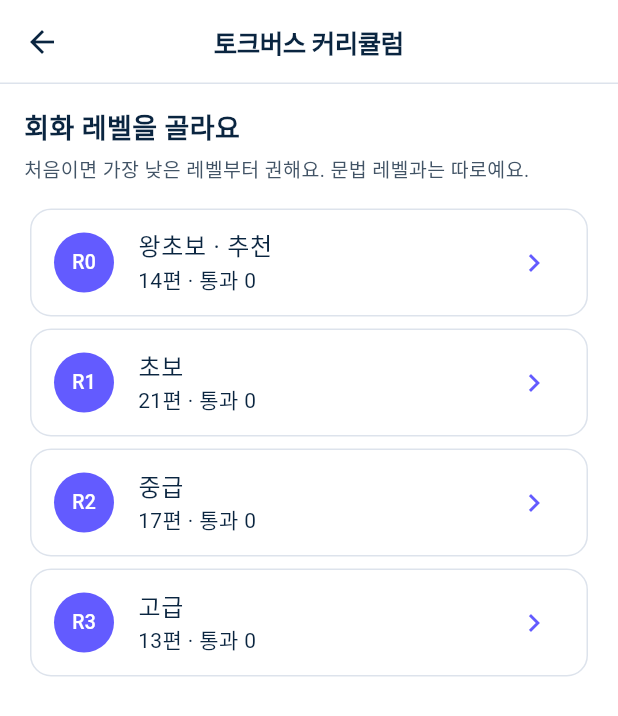
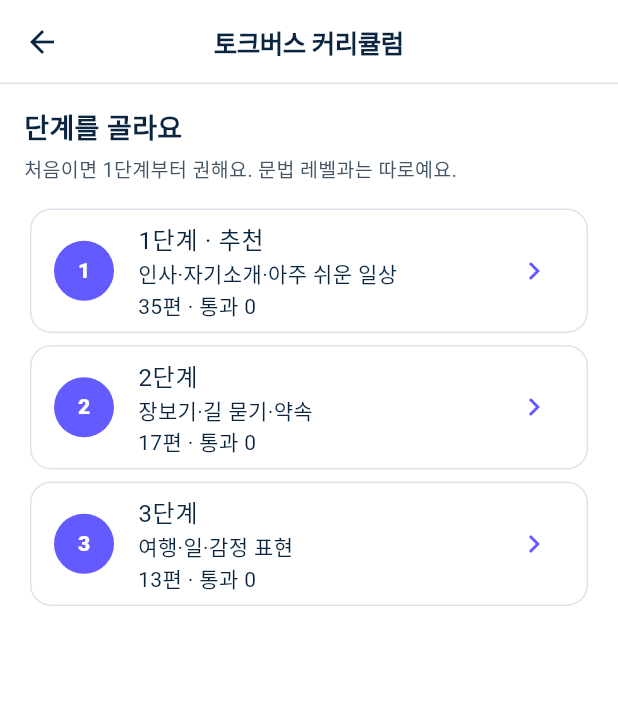
Before and after one commit to talkverselab/talkverse-tr, a Flutter app: the screen it shows after launch, after a tap on "TV", on a phone screen of 412 x 824 dp. Shown: the top 716 px of the screen. Run offline on Flutter 3.47's test engine with Material 3 defaults, Android fonts, the phone set to English and light mode, and no system bars; our stand-ins replace audioplayers, csv, drift, drift_flutter, flutter_secure_storage, flutter_tts and 6 more; missing offline and left inert: flutter_web_auth_2; accounts and stored records are empty; generated files the repository leaves out were written again; network calls fail; Roboto replaces fonts that are missing (Pretendard); statements that could not run were skipped.

Commit message:
커리큘럼 §12: 1~5단계를 서버 DB 에서(GET talkverse.uk/api/curriculum/tr, rev 가 높으면 받아 저장 — 배포 전 404 면 묶음 assets/curriculum_tr.json 1~3단계 83·56·42편), 앱에 없는 편 건너뜀·편 0개 단계 숨김, 옛 R 저장값 → 단계, pick·pass·daily·title·desc 도 JSON(통과 점수는 판정·문구 둘 다) + 테스트
Co-Authored-By: Claude Opus 5.5 <noreply@anthropic.com>
Claude-Session: https://claude.ai/code/session_01L4ogXA2dbRb9oQJC4MY3eS

```diff
--- a/lib/core/l10n_dict.dart
+++ b/lib/core/l10n_dict.dart
@@ -353,6 +353,13 @@ const Map<String, String> kDictEn = {
   '영상 준비 중': 'Video coming soon',
   '영상을 보고, 대화를 통째로 외워요. 규칙은 참고에만 있어요.': 'Watch the video, then memorise the whole dialogue. Rules are only in the reference.',
   '대화를 통째로 외워요. 규칙은 참고에만 있어요.': 'Memorise the whole dialogue. Rules are only in the reference.',
+  '{0}점 — {1}점을 넘었어요. 다음 코스를 골라요.': '{0}% — over {1}. Pick your next course.',
+  '{0}점 — {1}점이 넘어야 통과예요. 틀린 편만 다시 연습하고 시험을 봐요.': '{0}% — you need {1} to pass. Practise the missed dialogues again, then retake.',
+  '이 편들로 연습하고, 코스 시험에서 {0}% 이상이면 다음 코스로 넘어가요.': 'Practise these dialogues; score {0}% or more on the course test to move on.',
+  '코스 시험 보기 ({0}% 이상 통과)': 'Take the course test (pass at {0}%)',
+  '단계를 골라요': 'Choose a stage',
+  '처음이면 1단계부터 권해요. 문법 레벨과는 따로예요.': 'New here? Start from stage 1. It is separate from grammar levels.',
+  '단계 바꾸기': 'Change stage',
   '나만의 회화 만들기': 'Create my dialogue',
   '내 맞춤 회화': 'My dialogues',
   '내 이름(선택) — 회화 속 「나」로 나와요': 'My name (optional) — appears as "me" in the dialogue',
@@ -762,6 +769,13 @@ const Map<String, String> kDictJa = {
   '영상 준비 중': '動画準備中',
   '영상을 보고, 대화를 통째로 외워요. 규칙은 참고에만 있어요.': '動画を見て、会話を丸ごと覚えます。規則は参考にだけあります。',
   '대화를 통째로 외워요. 규칙은 참고에만 있어요.': '会話を丸ごと覚えます。規則は参考にだけあります。',
+  '{0}점 — {1}점을 넘었어요. 다음 코스를 골라요.': '{0}点 — {1}点クリア。次のコースを選びましょう。',
+  '{0}점 — {1}점이 넘어야 통과예요. 틀린 편만 다시 연습하고 시험을 봐요.': '{0}点 — 合格は{1}点以上。間違えた会話だけ練習して再挑戦。',
+  '이 편들로 연습하고, 코스 시험에서 {0}% 이상이면 다음 코스로 넘어가요.': 'この会話で練習し、コーステスト{0}%以上で次のコースへ。',
+  '코스 시험 보기 ({0}% 이상 통과)': 'コーステスト（{0}%以上で合格）',
+  '단계를 골라요': 'ステージを選びましょう',
+  '처음이면 1단계부터 권해요. 문법 레벨과는 따로예요.': '初めてならステージ1からがおすすめです。文法レベルとは別です。',
+  '단계 바꾸기': 'ステージ変更',
   '나만의 회화 만들기': '自分だけの会話を作る',
   '내 맞춤 회화': 'マイ会話',
   '내 이름(선택) — 회화 속 「나」로 나와요': '名前（任意）— 会話の「私」として出ます',
@@ -1171,6 +1185,13 @@ const Map<String, String> kDictZh = {
   '영상 준비 중': '视频准备中',
   '영상을 보고, 대화를 통째로 외워요. 규칙은 참고에만 있어요.': '看视频，然后整段背下会话。规则只在参考里。',
   '대화를 통째로 외워요. 규칙은 참고에만 있어요.': '整段背下会话。规则只在参考里。',
+  '{0}점 — {1}점을 넘었어요. 다음 코스를 골라요.': '{0}分 — 超过{1}分。请选择下一个课程。',
+  '{0}점 — {1}점이 넘어야 통과예요. 틀린 편만 다시 연습하고 시험을 봐요.': '{0}分 — {1}分以上才通过。只重练答错的对话后再考。',
+  '이 편들로 연습하고, 코스 시험에서 {0}% 이상이면 다음 코스로 넘어가요.': '用这些对话练习，课程考试{0}%以上即进入下一课程。',
+  '코스 시험 보기 ({0}% 이상 통과)': '参加课程考试（{0}%以上通过）',
+  '단계를 골라요': '请选择阶段',
+  '처음이면 1단계부터 권해요. 문법 레벨과는 따로예요.': '第一次使用建议从第1阶段开始。与语法级别分开。',
+  '단계 바꾸기': '更换阶段',
   '나만의 회화 만들기': '生成我的会话',
   '내 맞춤 회화': '我的会话',
   '내 이름(선택) — 회화 속 「나」로 나와요': '我的名字（可选）— 会话中的“我”',
--- a/lib/screens/curriculum_screen.dart
+++ b/lib/screens/curriculum_screen.dart
@@ -25,6 +25,7 @@ class _CurriculumScreenState extends State<CurriculumScreen> {
   final svc = DialogueService.instance;
   CurriculumState? s;
   bool pickingLevel = false;
+  List<CStage> stages = const []; // 1~5단계 — 서버 DB(묶음 기본값), §12
 
   String get today => dayKey((widget.clock ?? DateTime.now)());
 
@@ -37,10 +38,15 @@ class _CurriculumScreenState extends State<CurriculumScreen> {
   Future<void> _load() async {
     await svc.ensureLoaded();
     final st = await Curriculum.load();
+    final ss = await CurriculumContent.load(svc);
     st.rollDay(today);
+    if (st.level != null) st.level = stageOfLevel(st.level); // 옛 R 값 → 단계
     if (!mounted) return;
     setState(() {
       s = st;
+      stages = [for (final x in ss) if (_pool(x).isNotEmpty) x]; // 편이 0개인 단계는 숨김
+      if (st.level != null && _stage(st.level) == null) st.level = null;
+      st.goals = curStage?.daily ?? kDailyGoals;
       pickingLevel = st.level == null;
     });
   }
@@ -51,7 +57,11 @@ class _CurriculumScreenState extends State<CurriculumScreen> {
     if (mounted) setState(() {});
   }
 
-  List<Dialogue> get levelPool => s?.level == null ? const [] : svc.list(region: s!.level);
+  /// 단계의 편 — 서버 목록 순서, 앱에 없는(미공개) 편 id 는 건너뜀.
+  List<Dialogue> _pool(CStage x) => [for (final id in x.dialogueIds) ?svc.byId(id)];
+  CStage? _stage(String? key) => stages.where((x) => x.key == key).firstOrNull;
+  CStage? get curStage => _stage(s?.level);
+  List<Dialogue> get levelPool => curStage == null ? const [] : _pool(curStage!);
 
   @override
   Widget build(BuildContext context) {
@@ -68,27 +78,27 @@ class _CurriculumScreenState extends State<CurriculumScreen> {
   }
 
   Widget _levelPicker(CurriculumState st) {
-    final ls = Curriculum.levels(svc);
     return ListView(
       padding: EdgeInsets.fromLTRB(16, 16, 16, 24 + bottomInset(context)),
       children: [
-        Text(tr('회화 레벨을 골라요'), style: const TextStyle(fontSize: 18, fontWeight: FontWeight.w800, color: AppColors.sumi)),
+        Text(tr('단계를 골라요'), style: const TextStyle(fontSize: 18, fontWeight: FontWeight.w800, color: AppColors.sumi)),
         const SizedBox(height: 4),
-        Text(tr('처음이면 가장 낮은 레벨부터 권해요. 문법 레벨과는 따로예요.'), style: const TextStyle(fontSize: 13, color: AppColors.sumiLight)),
+        Text(tr('처음이면 1단계부터 권해요. 문법 레벨과는 따로예요.'), style: const TextStyle(fontSize: 13, color: AppColors.sumiLight)),
         const SizedBox(height: 12),
-        for (final (i, l) in ls.indexed)
+        for (final (i, x) in stages.indexed)
           Builder(builder: (_) {
-            final n = svc.count(l);
-            final done = svc.list(region: l).where((d) => st.passedDialogues.contains(d.id)).length;
+            final pool = _pool(x);
+            final done = pool.where((d) => st.passedDialogues.contains(d.id)).length;
             return Card(
-              key: ValueKey('cur-level-$l'),
+              key: ValueKey('cur-level-${x.key}'),
               child: ListTile(
-                leading: CircleAvatar(backgroundColor: AppColors.ai, child: Text(l, style: const TextStyle(color: Colors.white, fontSize: 13))),
-                title: Text('${tr(DialogueService.levelKo[l] ?? l)}${i == 0 && st.level == null ? ' · ${tr('추천')}' : ''}'),
-                subtitle: Text(trf('{0}편 · 통과 {1}', [n, done])),
+                leading: CircleAvatar(backgroundColor: AppColors.ai, child: Text(x.key, style: const TextStyle(color: Colors.white, fontSize: 14, fontWeight: FontWeight.w800))),
+                title: Text('${x.title}${i == 0 && st.level == null ? ' · ${tr('추천')}' : ''}'),
+                subtitle: Text([if (x.desc.isNotEmpty) x.desc, trf('{0}편 · 통과 {1}', [pool.length, done])].join('\n')),
                 trailing: const Icon(Icons.chevron_right), // 레벨 잠금 없음(일본어 기준 ceb91c3)
                 onTap: () async {
-                  st.level = l;
+                  st.level = x.key;
+                  st.goals = x.daily;
                   await _save();
                   setState(() => pickingLevel = false);
                 },
@@ -110,9 +120,9 @@ class _CurriculumScreenState extends State<CurriculumScreen> {
       padding: EdgeInsets.fromLTRB(16, 12, 16, 24 + bottomInset(context)),
       children: [
         Row(children: [
-          Text('${st.level} · ${tr(DialogueService.levelKo[st.level] ?? '')}', style: const TextStyle(fontSize: 17, fontWeight: FontWeight.w800, color: AppColors.sumi)),
+          Text(curStage?.title ?? trf('{0}단계', [st.level ?? '']), style: const TextStyle(fontSize: 17, fontWeight: FontWeight.w800, color: AppColors.sumi)),
           const Spacer(),
-          TextButton(key: const ValueKey('cur-change-level'), onPressed: () => setState(() => pickingLevel = true), child: Text(tr('레벨 바꾸기'))),
+          TextButton(key: const ValueKey('cur-change-level'), onPressed: () => setState(() => pickingLevel = true), child: Text(tr('단계 바꾸기'))),
         ]),
         // 오늘 분량
         Card(
@@ -159,10 +169,11 @@ class _CurriculumScreenState extends State<CurriculumScreen> {
             key: const ValueKey('cur-next-level'),
             color: AppColors.kinBright,
             child: ListTile(
-              title: Text(trf('{0} 편을 모두 통과했어요 → {1} 로', [st.level, nx])),
+              title: Text(trf('{0} 편을 모두 통과했어요 → {1} 로', [trf('{0}단계', [st.level ?? '']), trf('{0}단계', [nx])])),
               trailing: const Icon(Icons.arrow_forward),
               onTap: () async {
                 st.level = nx;
+                st.goals = _stage(nx)?.daily ?? kDailyGoals;
                 st.course = null;
                 await _save();
               },
@@ -180,9 +191,8 @@ class _CurriculumScreenState extends State<CurriculumScreen> {
   String? _nextLevel(CurriculumState st) {
     final pool = levelPool;
     if (pool.isEmpty || !pool.every((d) => st.passedDialogues.contains(d.id))) return null;
-    final ls = Curriculum.levels(svc);
-    final i = ls.indexOf(st.level ?? '');
-    return i >= 0 && i + 1 < ls.length ? ls[i + 1] : null;
+    final i = stages.indexWhere((x) => x.key == st.level);
+    return i >= 0 && i + 1 < stages.length ? stages[i + 1].key : null;
   }
 
   Widget _noCourse(CurriculumState st) {
@@ -193,7 +203,7 @@ class _CurriculumScreenState extends State<CurriculumScreen> {
           Text(tr('다이얼로그 고르기'),
               style: const TextStyle(fontWeight: FontWeight.w800, color: AppColors.sumi)),
           const SizedBox(height: 4),
-          Text(tr('이 편들로 연습하고, 코스 시험에서 80% 이상이면 다음 코스로 넘어가요.'), style: const TextStyle(fontSize: 13, color: AppColors.sumiLight)),
+          Text(trf('이 편들로 연습하고, 코스 시험에서 {0}% 이상이면 다음 코스로 넘어가요.', [curStage?.pass ?? kPassPercent]), style: const TextStyle(fontSize: 13, color: AppColors.sumiLight)),
           const SizedBox(height: 10),
           FilledButton(key: const ValueKey('cur-new-course'), onPressed: () => _pickCourse(st), child: Text(tr('다이얼로그 고르기'))),
         ]),
@@ -232,7 +242,7 @@ class _CurriculumScreenState extends State<CurriculumScreen> {
             FilledButton(key: const ValueKey('cur-next'), onPressed: () => _practice(st, next), child: Text(trf('다음 연습: {0}', [next.title])))
           else
             FilledButton.icon(
-                key: const ValueKey('cur-exam'), onPressed: () => _exam(st, ds), icon: const Icon(Icons.flag), label: Text(tr('코스 시험 보기 (80% 이상 통과)'))),
+                key: const ValueKey('cur-exam'), onPressed: () => _exam(st, ds), icon: const Icon(Icons.flag), label: Text(trf('코스 시험 보기 ({0}% 이상 통과)', [curStage?.pass ?? kPassPercent]))),
         ]),
       ),
     );
@@ -240,7 +250,7 @@ class _CurriculumScreenState extends State<CurriculumScreen> {
 
   Future<void> _pickCourse(CurriculumState st) async {
     final ids = await Navigator.push<List<String>>(
-        context, MaterialPageRoute(builder: (_) => CoursePickerScreen(pool: levelPool, passed: st.passedDialogues.toSet(), hasCourse: st.course != null)));
+        context, MaterialPageRoute(builder: (_) => CoursePickerScreen(pool: levelPool, passed: st.passedDialogues.toSet(), hasCourse: st.course != null, sizes: curStage?.pick ?? kCourseSizes)));
     if (ids == null || ids.isEmpty) return;
     st.course = CourseState(id: '${st.level}-${DateTime.now().millisecondsSinceEpoch}', dialogueIds: ids);
     await _save();
@@ -293,7 +303,7 @@ class _CurriculumScreenState extends State<CurriculumScreen> {
     final pct = scorePercent(ok, res.length);
     final c = st.course!;
     final wrongEps = {for (final (q, good) in res) if (!good) q.lineId.split('#').first};
-    final pass = isPass(ok, res.length);
+    final pass = isPass(ok, res.length, curStage?.pass ?? kPassPercent);
     if (pass) {
       st.passedDialogues = {...st.passedDialogues, ...c.dialogueIds}.toList();
       st.course = null;
@@ -308,7 +318,7 @@ class _CurriculumScreenState extends State<CurriculumScreen> {
         context,
         MaterialPageRoute(
             builder: (_) => _ResultScreen(
-                pct: pct, pass: pass, levelDone: levelDone, wrongTitles: [for (final id in wrongEps) svc.byId(id)?.title ?? id])));
+                pct: pct, passMark: curStage?.pass ?? kPassPercent, pass: pass, levelDone: levelDone, wrongTitles: [for (final id in wrongEps) svc.byId(id)?.title ?? id])));
   }
 }
 
@@ -317,13 +327,14 @@ class CoursePickerScreen extends StatefulWidget {
   final List<Dialogue> pool;
   final Set<String> passed;
   final bool hasCourse;
-  const CoursePickerScreen({super.key, required this.pool, required this.passed, required this.hasCourse});
+  final List<int> sizes;
+  const CoursePickerScreen({super.key, required this.pool, required this.passed, required this.hasCourse, this.sizes = kCourseSizes});
   @override
   State<CoursePickerScreen> createState() => _CoursePickerScreenState();
 }
 
 class _CoursePickerScreenState extends State<CoursePickerScreen> {
-  int size = 5;
+  late int size = widget.sizes.contains(5) ? 5 : widget.sizes.first;
   final picked = <String>[];
   bool confirming = false;
 
@@ -337,7 +348,7 @@ class _CoursePickerScreenState extends State<CoursePickerScreen> {
         Padding(
           padding: const EdgeInsets.fromLTRB(16, 10, 16, 0),
           child: Wrap(spacing: 6, runSpacing: 4, crossAxisAlignment: WrapCrossAlignment.center, children: [
-            for (final n in kCourseSizes)
+            for (final n in widget.sizes)
               Padding(
                 padding: EdgeInsets.zero,
                 child: ChoiceChip(
@@ -568,10 +579,10 @@ class _QuizScreenState extends State<_QuizScreen> {
 }
 
 class _ResultScreen extends StatelessWidget {
-  final int pct;
+  final int pct, passMark;
   final bool pass, levelDone;
   final List<String> wrongTitles;
-  const _ResultScreen({required this.pct, required this.pass, required this.levelDone, required this.wrongTitles});
+  const _ResultScreen({required this.pct, this.passMark = kPassPercent, required this.pass, required this.levelDone, required this.wrongTitles});
 
   @override
   Widget build(BuildContext context) => Scaffold(
@@ -585,7 +596,7 @@ class _ResultScreen extends StatelessWidget {
             const SizedBox(height: 8),
             Text(pass ? tr('코스 통과!') : tr('조금만 더'), textAlign: TextAlign.center, style: const TextStyle(fontSize: 18, fontWeight: FontWeight.w800, color: AppColors.sumi)),
             const SizedBox(height: 6),
-            Text(pass ? trf('{0}점 — 80점을 넘었어요. 다음 코스를 골라요.', [pct]) : trf('{0}점 — 80점이 넘어야 통과예요. 틀린 편만 다시 연습하고 시험을 봐요.', [pct]),
+            Text(pass ? trf('{0}점 — {1}점을 넘었어요. 다음 코스를 골라요.', [pct, passMark]) : trf('{0}점 — {1}점이 넘어야 통과예요. 틀린 편만 다시 연습하고 시험을 봐요.', [pct, passMark]),
                 textAlign: TextAlign.center, style: const TextStyle(fontSize: 15, color: AppColors.sumi)),
             if (!pass && wrongTitles.isNotEmpty) ...[
               const SizedBox(height: 12),
--- a/lib/services/curriculum.dart
+++ b/lib/services/curriculum.dart
@@ -1,6 +1,10 @@
 import 'dart:convert';
+import 'dart:io';
 import 'dart:math';
 
+import 'package:flutter/services.dart' show rootBundle;
+
+import '../core/embed_env.dart';
 import '../core/prefs.dart';
 import 'dialogue_service.dart';
 import 'learner_prefs.dart';
@@ -16,7 +20,7 @@ const kDailyGoals = {'light': 1, 'normal': 2, 'focus': 3};
 
 /// 점수 = 정답 수 / 문제 수, 소수점 버림.
 int scorePercent(int correct, int total) => total <= 0 ? 0 : (correct * 100) ~/ total;
-bool isPass(int correct, int total) => total > 0 && scorePercent(correct, total) >= kPassPercent;
+bool isPass(int correct, int total, [int pass = kPassPercent]) => total > 0 && scorePercent(correct, total) >= pass;
 
 String dayKey(DateTime d) =>
     '${d.year.toString().padLeft(4, '0')}-${d.month.toString().padLeft(2, '0')}-${d.day.toString().padLeft(2, '0')}';
@@ -123,7 +127,9 @@ class CurriculumState {
     );
   }
 
-  int get newGoal => kDailyGoals[dailyGoal] ?? 2;
+  /// 단계 JSON 의 daily(없으면 1·2·3) — 화면이 지금 단계 값을 넣어 준다.
+  Map<String, int> goals = kDailyGoals;
+  int get newGoal => goals[dailyGoal] ?? kDailyGoals[dailyGoal] ?? 2;
 
   /// 날이 바뀌었으면 오늘 칸을 0 으로.
   void rollDay(String today) {
@@ -272,3 +278,108 @@ List<CQuestion> makeExam(List<Dialogue> ds, List<Dialogue> pool, {Random? rnd})
   out.shuffle(r);
   return out.take(30).toList();
 }
+
+/// 커리큘럼 단계(1~5) — 어느 편이 어느 단계인지는 서버가 준다(CURRICULUM_SPEC §12, 2026-11-23).
+class CStage {
+  final int n;
+  final String title, desc;
+  final List<String> dialogueIds;
+  final List<int> pick;
+  final int pass;
+  final Map<String, int> daily; // 하루 새 편 수 light·normal·focus
+  const CStage(this.n, this.title, this.desc, this.dialogueIds, this.pick, this.pass, [this.daily = kDailyGoals]);
+  String get key => '$n';
+  factory CStage.fromJson(Map j) => CStage(
+        (j['n'] as num).toInt(),
+        '${j['title'] ?? '${j['n']}단계'}',
+        '${j['desc'] ?? ''}',
+        [for (final e in (j['dialogueIds'] as List? ?? const [])) '$e'],
+        [for (final e in (j['pick'] as List? ?? kCourseSizes)) (e as num).toInt()],
+        (j['pass'] as num?)?.toInt() ?? kPassPercent,
+        {
+          for (final k in kDailyGoals.keys)
+            k: ((j['daily'] as Map?)?[k] as num?)?.toInt() ?? kDailyGoals[k]!,
+        },
+      );
+}
+
+/// 옛 저장값(R0~R5) → 단계 번호(R0·R1 → 1, R2 → 2 …).
+String stageOfLevel(String? level) {
+  if (level == null) return '';
+  final m = RegExp(r'^R(\d)$').firstMatch(level);
+  if (m == null) return level;
+  final r = int.parse(m.group(1)!);
+  return '${r <= 1 ? 1 : r}';
+}
+
+/// 단계 목록 — 앱에 묶은 `assets/curriculum_tr.json`(기본값) < 기기에 받아 둔 서버 판 < 서버의 더 높은 rev.
+/// 서버 `GET https://talkverse.uk/api/curriculum/tr`(배포 전엔 404 → 묶음 그대로). 다 실패하면 회화 레벨로 만든 단계.
+class CurriculumContent {
+  static const url = 'https://talkverse.uk/api/curriculum/tr';
+  static const _kCache = 'curriculum_content';
+  static Future<String?> Function(String url)? fetchForTest;
+
+  static Future<List<CStage>> load(DialogueService svc, {bool refresh = true}) async {
+    Map? best;
+    try {
+      best = json.decode(await rootBundle.loadString(assetPath('assets/curriculum_tr.json'))) as Map;
+    } catch (_) {}
+    final prefs = await Prefs.getInstance();
+    try {
+      final c = prefs.getString(_kCache);
+      if (c != null) {
+        final j = json.decode(c) as Map;
+        if (_rev(j) > _rev(best)) best = j;
+      }
+    } catch (_) {}
+    if (refresh) {
+      try {
+        final body = await (fetchForTest ?? _get)(url).timeout(const Duration(seconds: 6));
+        if (body != null) {
+          final j = json.decode(body) as Map;
+          if (j['stages'] is List && _rev(j) > _rev(best)) {
+            best = j;
+            await prefs.setString(_kCache, body);
+          }
+        }
+      } catch (_) {}
+    }
+    final out = <CStage>[];
+    try {
+      for (final e in (best?['stages'] as List? ?? const [])) {
+        if (e is Map) out.add(CStage.fromJson(e));
+      }
+    } catch (_) {
+      out.clear();
+    }
+    if (out.isEmpty) {
+      // 기본값: 회화 레벨로 단계(R0+R1 → 1 …)
+      final by = <int, List<String>>{};
+      for (final d in svc.all) {
+        final s = int.tryParse(stageOfLevel(d.region)) ?? 0;
+        if (s > 0) by.putIfAbsent(s, () => []).add(d.id);
+      }
+      for (final n in by.keys.toList()..sort()) {
+        out.add(CStage(n, '$n단계', '', by[n]!, kCourseSizes, kPassPercent));
+      }
+    }
+    out.sort((a, b) => a.n.compareTo(b.n));
+    return out;
+  }
+
+  static int _rev(Map? j) => (j?['rev'] as num?)?.toInt() ?? 0;
+
+  static Future<String?> _get(String url) async {
+    final client = HttpClient()..connectionTimeout = const Duration(seconds: 5);
+    try {
+      final req = await client.getUrl(Uri.parse(url));
+      final res = await req.close().timeout(const Duration(seconds: 6));
+      if (res.statusCode != 200) return null;
+      return await res.transform(utf8.decoder).join();
+    } catch (_) {
+      return null;
+    } finally {
+      client.close(force: true);
+    }
+  }
+}
--- a/pubspec.yaml
+++ b/pubspec.yaml
@@ -89,6 +89,7 @@ flutter:
     - assets/data/dialogues/R3/travel/
     - assets/data/dialogues/R3/work/
     - assets/data/script_rev.json
+    - assets/curriculum_tr.json
     - assets/data/freq/
     - assets/data/grammar/
     - assets/data/vocab/
```
Also changed, not shown: assets/curriculum_tr.json (added, +242 -0 lines), 2 other files.
